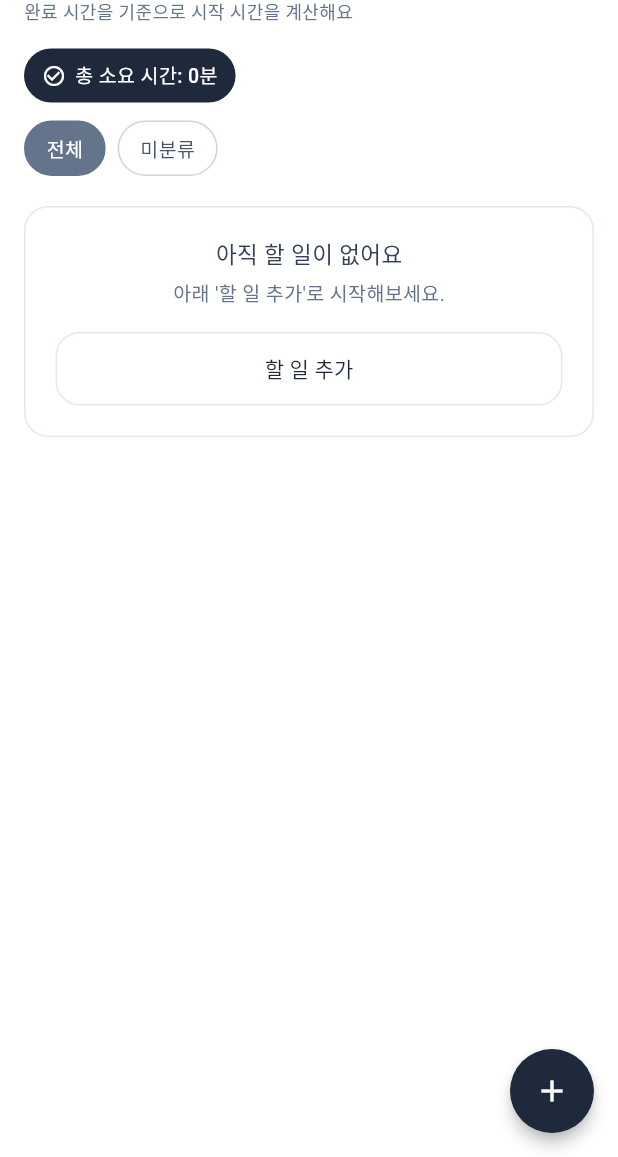
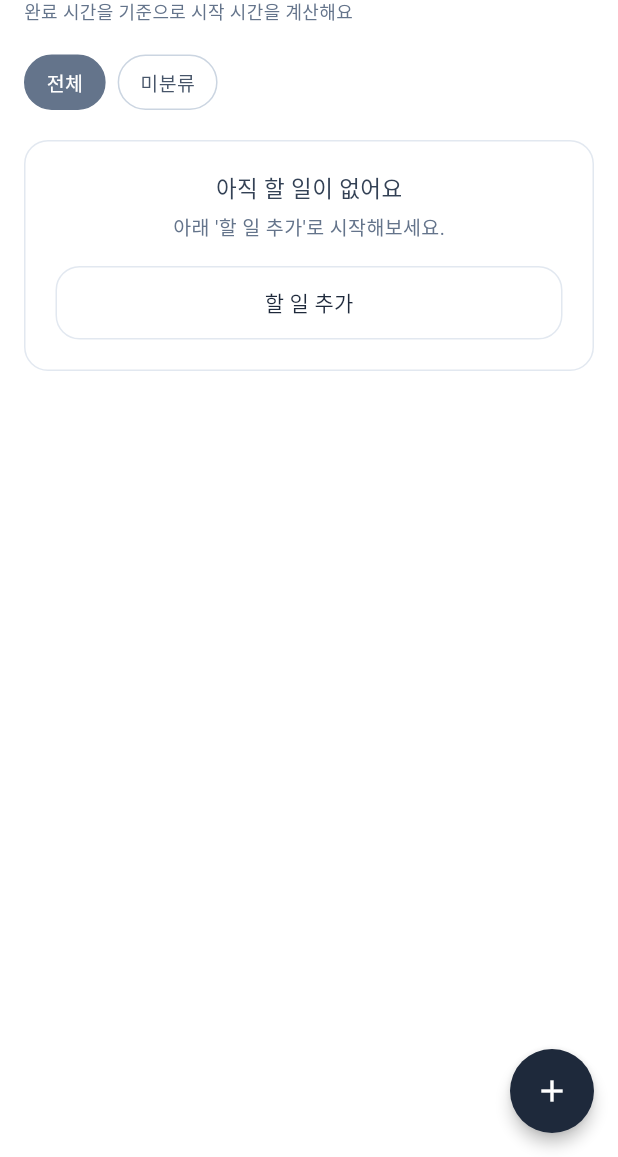
Before and after one commit to pjs9797/todo_scheduler, a Flutter app: the screen it shows after launch, on a phone screen of 412 x 824 dp, the part 79-1236 px from its top. Run offline on Flutter 3.47's test engine with Material 3 defaults, Android fonts, the phone set to English and light mode, and no system bars; our stand-ins replace get, hive, hive_flutter; accounts and stored records are empty.

Commit message:
fix: UI 개선 및 상태바 스타일 설정
- 총 소요 시간 배지 제거
- 시간 카드에서 화살표 제거, 순서 변경 (시작시간 → 완료시간)
- 분 숫자 4자리 이상일 때 폰트 크기 축소
- 상태바 아이콘 어둡게 설정 (흰 배경에서 보이도록)

🤖 Generated with [Claude Code](https://claude.com/claude-code)

Co-Authored-By: Claude Opus 4.5 <noreply@anthropic.com>

```diff
--- a/lib/presentation/home/home_screen.dart
+++ b/lib/presentation/home/home_screen.dart
@@ -27,8 +27,6 @@ class HomeScreen extends GetView<HomeController> {
               slivers: [
                 // 헤더
                 SliverToBoxAdapter(child: _buildHeader()),
-                // 총 소요 시간
-                SliverToBoxAdapter(child: _buildTotalDuration()),
                 // 필터 칩
                 SliverToBoxAdapter(child: _buildFilterChips()),
                 // 할 일 목록
@@ -81,43 +79,6 @@ class HomeScreen extends GetView<HomeController> {
             onPressed: _onOpenCategoryManagement,
             icon: const Icon(Icons.settings_outlined),
             tooltip: AppStrings.categoryManage,
-          ),
-        ],
-      ),
-    );
-  }
-
-  /// 총 소요 시간 배지
-  Widget _buildTotalDuration() {
-    return Padding(
-      padding: const EdgeInsets.fromLTRB(16, 8, 16, 0),
-      child: Row(
-        children: [
-          Container(
-            padding: const EdgeInsets.symmetric(horizontal: 12, vertical: 8),
-            decoration: BoxDecoration(
-              color: AppColors.slate800,
-              borderRadius: BorderRadius.circular(20),
-            ),
-            child: Row(
-              mainAxisSize: MainAxisSize.min,
-              children: [
-                const Icon(
-                  Icons.check_circle_outline,
-                  size: 16,
-                  color: Colors.white,
-                ),
-                const SizedBox(width: 6),
-                Obx(() => Text(
-                      '${AppStrings.totalDuration}: ${controller.totalMinutes}분',
-                      style: const TextStyle(
-                        fontSize: 13,
-                        fontWeight: FontWeight.w500,
-                        color: Colors.white,
-                      ),
-                    )),
-              ],
-            ),
           ),
         ],
       ),
```
Also changed, not shown: lib/main.dart (+8 -0 lines), lib/presentation/home/widgets/task_group_card.dart (+32 -37 lines).
